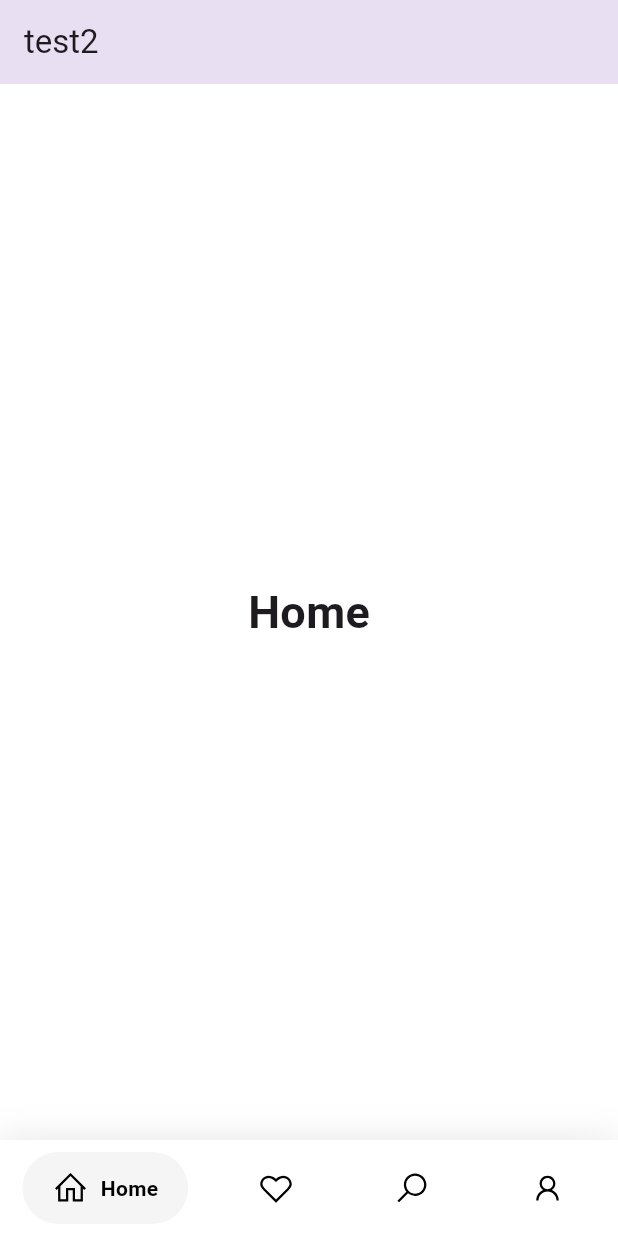
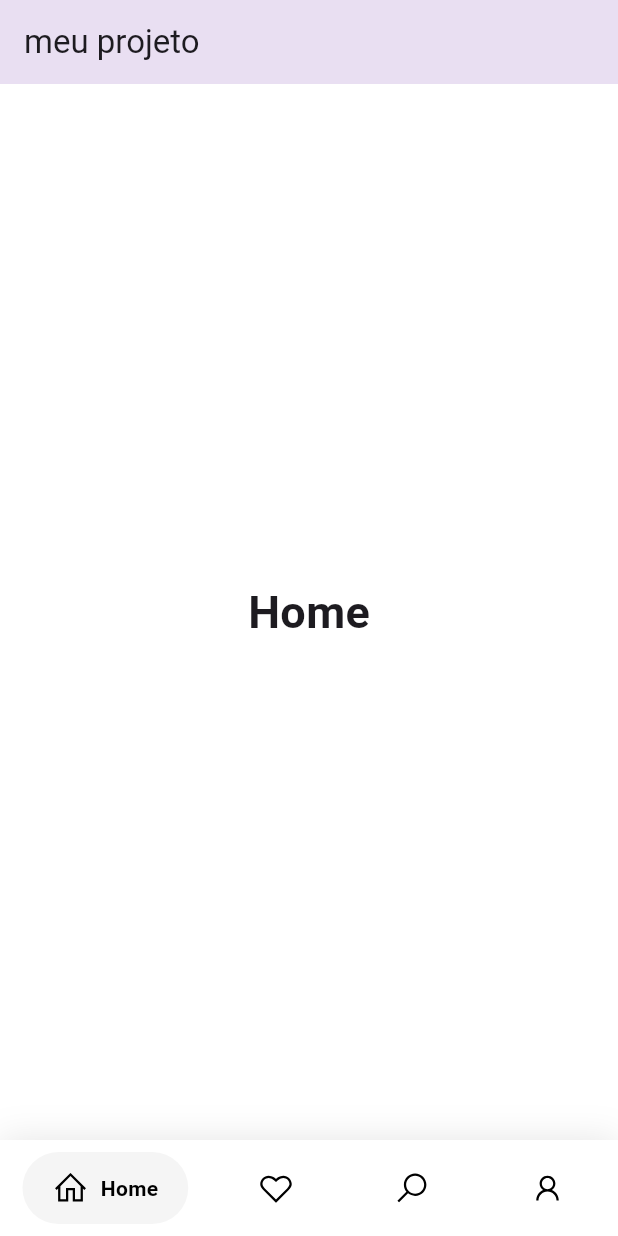
Before and after one commit to leonato-289/flutter, a Flutter app: the screen it shows after launch, on a phone screen of 412 x 824 dp. Run offline on Flutter 3.47's test engine with Material 3 defaults, Android fonts, the phone set to English and light mode, and no system bars; drawn by our look-alikes of google_nav_bar; our stand-ins replace line_icons.

Commit message:
Salvando altera├º├Áes no projeto

```diff
--- a/lib/main.dart
+++ b/lib/main.dart
@@ -71,7 +71,7 @@ class _ExampleState extends State<Example> {
       backgroundColor: Colors.white,
       appBar: AppBar(
         elevation: 20,
-        title: const Text('test2'),
+        title: const Text('meu projeto'),
       ),
       body: Center(
         child: _widgetOptions.elementAt(_selectedIndex),
```
Also changed, not shown: pubspec.yaml (+7 -66 lines), pubspec.lock, 1 other file.
